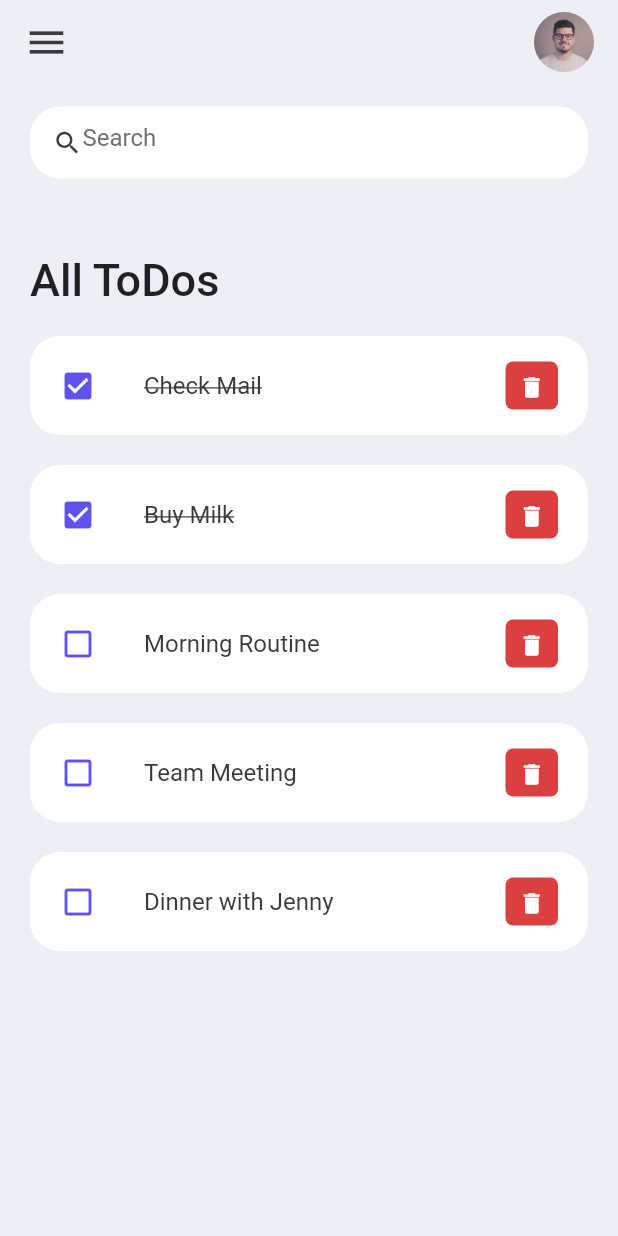
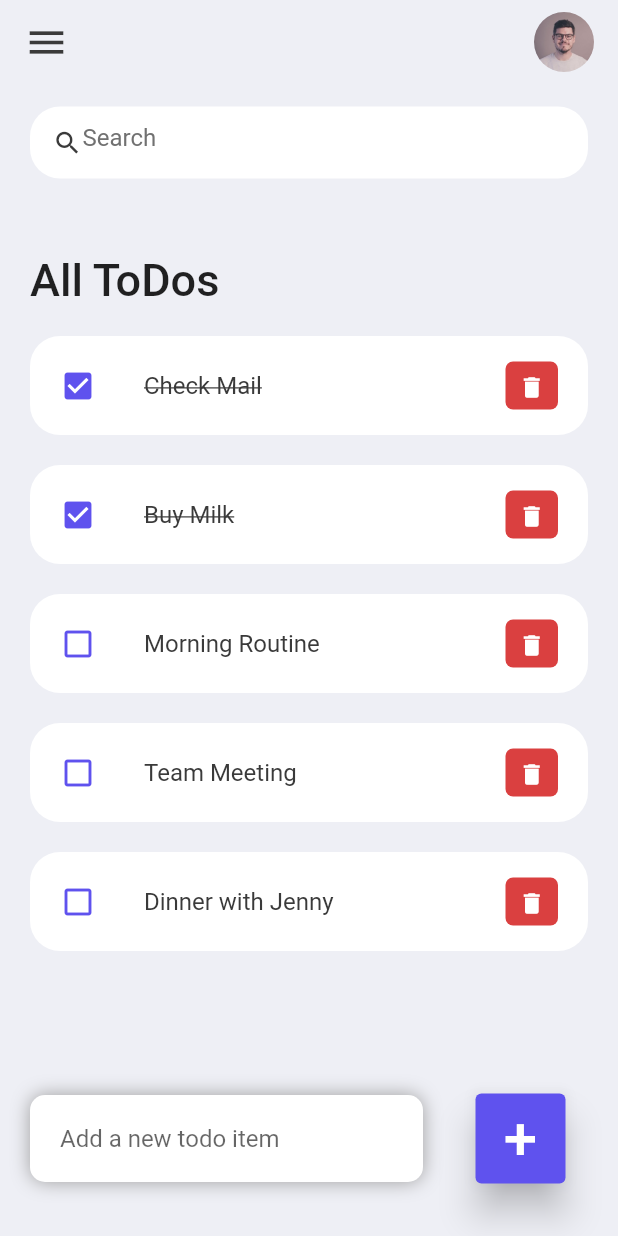
Before and after one commit to nsy13/flutter_todo_tutorial, a Flutter app: the screen it shows after launch, on a phone screen of 412 x 824 dp. Run offline on Flutter 3.47's test engine with Material 2 defaults, Android fonts, the phone set to English and light mode, and no system bars.

Commit message:
create new item field ui

```diff
--- a/lib/screens/home.dart
+++ b/lib/screens/home.dart
@@ -13,7 +13,9 @@
     return Scaffold(
       backgroundColor: tdBGColor,
       appBar: _buildAppBar(),
-      body: Container(
+      body: Stack(
+        children: [
+          Container(
             padding: EdgeInsets.symmetric(horizontal: 20, vertical: 15),
             child: Column(
               children: [
@@ -35,12 +37,76 @@
                         ),
                       ),
                     for ( Todo todo in todoList)
-                  TodoItem(todo: todo)
+                      TodoItem(
+                        todo: todo,
+                      )
                     ]
                   )
                 )
               ]
             )
+          ),
+          Align(
+            alignment: Alignment.bottomCenter,
+            child: Row(
+              children: [
+                Expanded(
+                  child: Container(
+                    margin: const EdgeInsets.only(
+                      left: 20,
+                      right: 20,
+                      bottom: 20,
+                    ),
+                    padding: const EdgeInsets.symmetric(
+                      horizontal: 20,
+                      vertical: 5,
+                    ),
+                    decoration: BoxDecoration(
+                      color: Colors.white,
+                      boxShadow: [
+                        BoxShadow(
+                          color: Colors.grey,
+                          offset: Offset(0.0, 0.0),
+                          blurRadius: 10.0,
+                          spreadRadius: 0.0,
+                        ),
+                      ],
+                      borderRadius: BorderRadius.circular(10),
+                    ),
+                    child: const TextField(
+                      decoration: InputDecoration(
+                        contentPadding: EdgeInsets.all(0),
+                        border: InputBorder.none,
+                        hintText: 'Add a new todo item',
+                      ),
+                    )
+                  )
+                ),
+                Container(
+                  margin: const EdgeInsets.only(
+                    right: 20,
+                    bottom: 20,
+                  ),
+                  padding: const EdgeInsets.all(15),
+                  child: ElevatedButton(
+                    onPressed: () {  },
+                    style: ElevatedButton.styleFrom(
+                      backgroundColor: tdBlue,
+                      minimumSize: const Size(60, 60),
+                      elevation: 10,
+                    ),
+                    child: const Text(
+                      '+',
+                      style: TextStyle(
+                        fontSize: 40,
+                      ),
+                    ),
+                  ),
+                )
+              ],
+            )
+          )
+        ],
       ),
     );
   }
```
Lines whose indentation alone changed are shown as unchanged.
